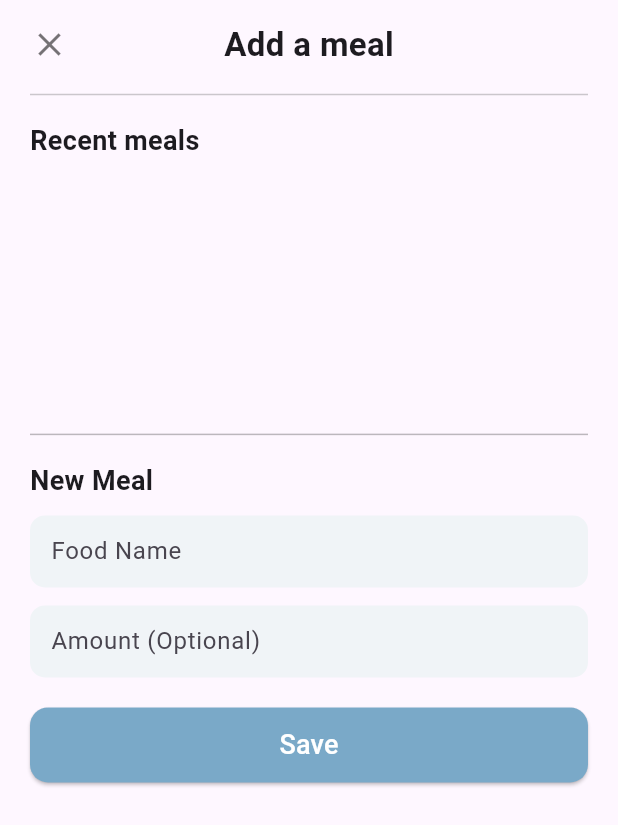
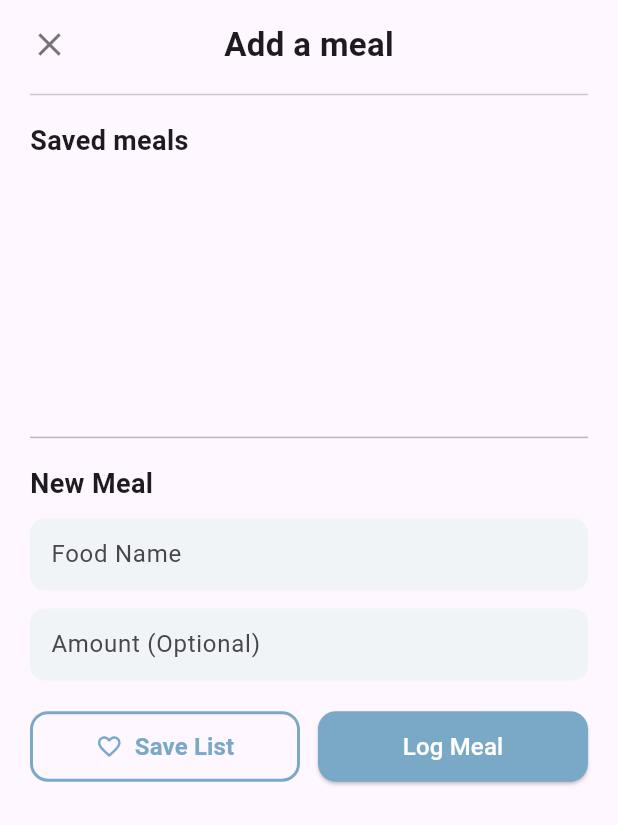
Before and after one commit to dluzong/TheDailyTail, a Flutter app: the AddMeal widget shown alone on an empty page, opened directly with empty values, on a phone screen of 412 x 824 dp. Shown: the top 825 px of the screen. Run offline on Flutter 3.47's test engine with Material 3 defaults, Android fonts, the phone set to English and light mode, and no system bars; our stand-ins replace flutter_dotenv, google_fonts, image_picker, lottie, shared_preferences, smooth_page_indicator and 3 more; accounts and stored records are empty.

Commit message:
updated meal logging

```diff
--- a/frontend/lib/screens/add_meal.dart
+++ b/frontend/lib/screens/add_meal.dart
@@ -4,8 +4,9 @@ import 'package:google_fonts/google_fonts.dart';
 class AddMeal extends StatefulWidget {
   final List<Map<String, String>> recentMeals;
   final Function(String name, String amount) onSave;
+  final Function(String name, String amount)? onSaveToFavorites;
 
-  const AddMeal({super.key, required this.recentMeals, required this.onSave});
+  const AddMeal({super.key, required this.recentMeals, required this.onSave, required this.onSaveToFavorites});
 
   @override
   State<AddMeal> createState() => _AddMealState();
@@ -51,7 +52,7 @@ class _AddMealState extends State<AddMeal> {
             const SizedBox(height: 10),
 
             Text(
-              "Recent meals",
+              "Saved meals",
               style: GoogleFonts.inknutAntiqua(
                 fontSize: 18,
                 fontWeight: FontWeight.bold,
@@ -176,12 +177,47 @@ class _AddMealState extends State<AddMeal> {
 
             const SizedBox(height: 20),
 
-            SizedBox(
-              width: double.infinity,
+            // --- Buttons (Updated to Row) ---
+            Row(
+              children: [
+                // Button 1: Save to Favorites
+                Expanded(
+                  child: OutlinedButton.icon(
+                    onPressed: () {
+                      if (selectedName.trim().isEmpty) return;
+                      // Call the new callback
+                      if (widget.onSaveToFavorites != null) {
+                        widget.onSaveToFavorites!(selectedName, selectedAmount);
+                      }
+                      Navigator.pop(context);
+                    },
+                    style: OutlinedButton.styleFrom(
+                      padding: const EdgeInsets.symmetric(vertical: 12),
+                      side: const BorderSide(color: Color(0xFF7AA9C8), width: 2),
+                      shape: RoundedRectangleBorder(
+                        borderRadius: BorderRadius.circular(12),
+                      ),
+                    ),
+                    icon: const Icon(Icons.favorite_border,
+                        color: Color(0xFF7AA9C8)),
+                    label: Text(
+                      "Save List",
+                      style: GoogleFonts.inknutAntiqua(
+                        fontSize: 16,
+                        color: const Color(0xFF7AA9C8),
+                        fontWeight: FontWeight.bold,
+                      ),
+                    ),
+                  ),
+                ),
+
+                const SizedBox(width: 12),
+
+                // Button 2: Log Meal (Existing)
+                Expanded(
                   child: ElevatedButton(
                     onPressed: () {
                       if (selectedName.trim().isEmpty) return;
-
                       widget.onSave(selectedName, selectedAmount);
                       Navigator.pop(context);
                     },
@@ -194,10 +230,12 @@ class _AddMealState extends State<AddMeal> {
                       ),
                     ),
                     child: Text(
-                  "Save",
-                  style: GoogleFonts.inknutAntiqua(fontSize: 18),
+                      "Log Meal",
+                      style: GoogleFonts.inknutAntiqua(fontSize: 16),
                     ),
                   ),
+                ),
+              ],
             )
           ],
         ),
```
Also changed, not shown: frontend/lib/screens/meal_plan_screen.dart (+27 -12 lines). Lines whose indentation alone changed are shown as unchanged.
